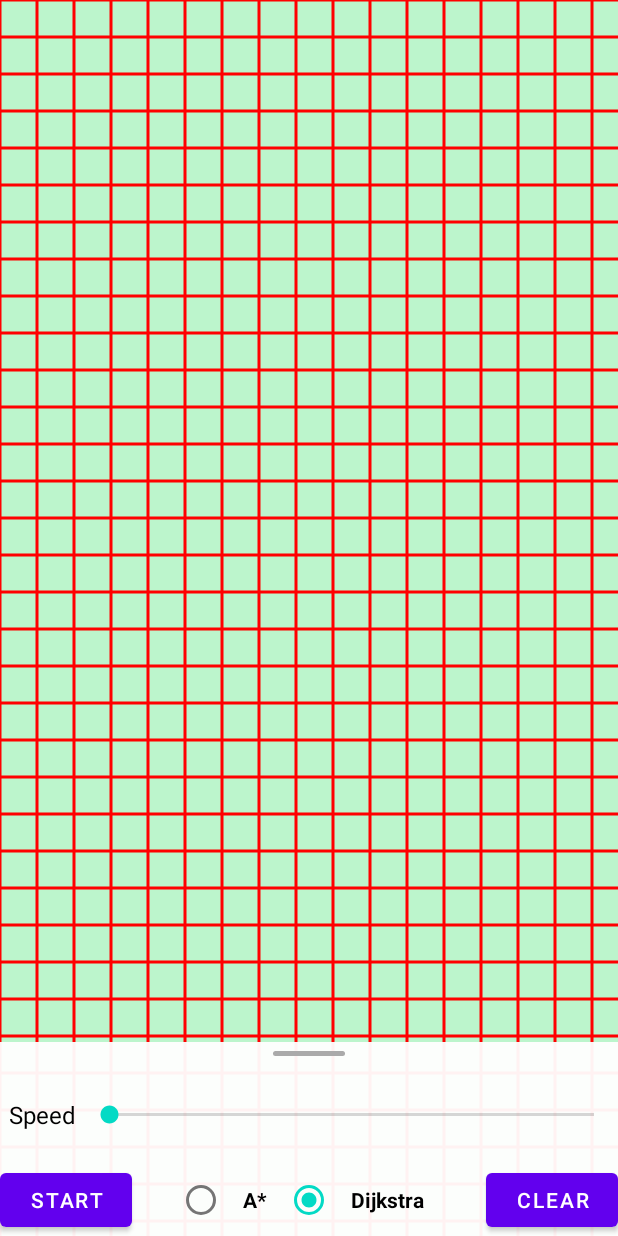
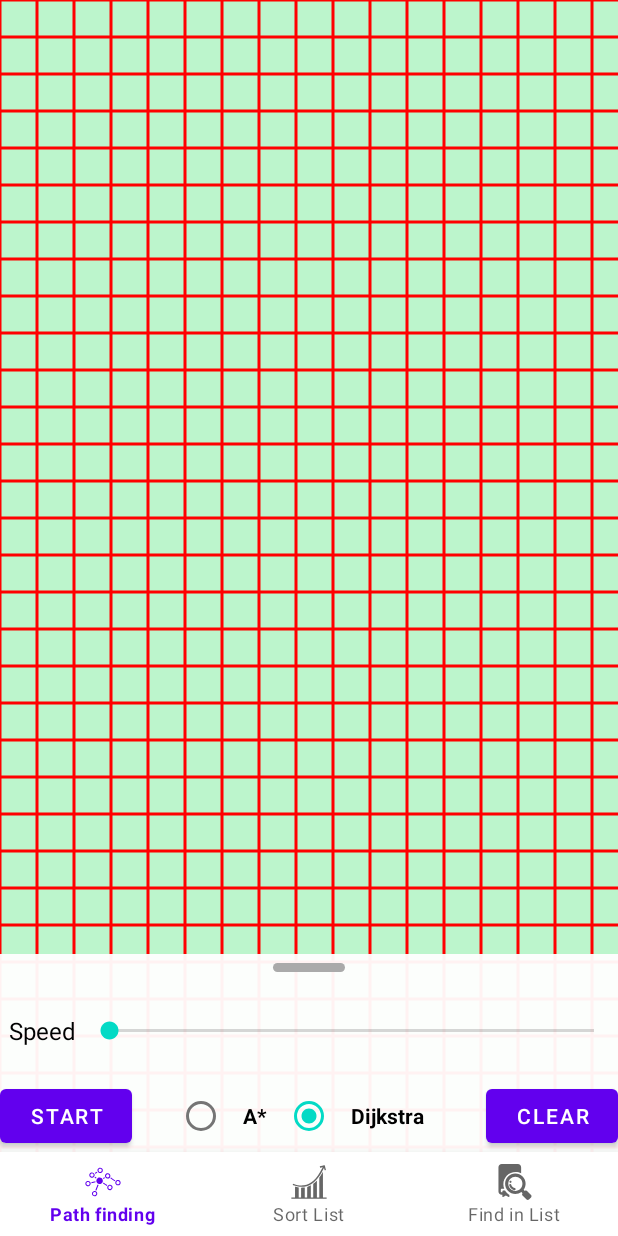
Before and after one commit to sergyabanzhy/algoholic, an Android app: the screen it shows after launch (MainActivity), on a phone screen of 412 x 824 dp. Run offline under Robolectric (Android 15) with nearby library versions, the phone set to English and light mode, and no system bars; our stand-ins replace navigation-ui.

Commit message:
Add Bottom Nav

```diff
--- a/app/build.gradle
+++ b/app/build.gradle
@@ -1,6 +1,7 @@
 plugins {
     id 'com.android.application'
     id 'kotlin-android'
+    id 'kotlin-android-extensions'
 }
 
 android {
@@ -38,11 +39,14 @@ dependencies {
     implementation 'androidx.core:core-ktx:1.3.2'
     implementation 'androidx.appcompat:appcompat:1.2.0'
     implementation 'com.google.android.material:material:1.2.1'
-    implementation 'androidx.constraintlayout:constraintlayout:2.0.2'
+    implementation 'androidx.constraintlayout:constraintlayout:2.0.4'
     implementation 'androidx.lifecycle:lifecycle-livedata-ktx:2.2.0'
     implementation 'androidx.lifecycle:lifecycle-viewmodel-ktx:2.2.0'
     testImplementation 'junit:junit:4.13.1'
     implementation "androidx.core:core-ktx:1.3.2"
     androidTestImplementation 'androidx.test.ext:junit:1.1.2'
     androidTestImplementation 'androidx.test.espresso:espresso-core:3.3.0'
+
+    implementation 'android.arch.navigation:navigation-fragment:1.0.0'
+    implementation 'android.arch.navigation:navigation-ui:1.0.0'
 }
--- a/app/src/main/java/com/algoholic/MainActivity.kt
+++ b/app/src/main/java/com/algoholic/MainActivity.kt
@@ -1,94 +1,22 @@
 package com.algoholic
 
 import android.os.Bundle
-import android.widget.Button
-import android.widget.RadioGroup
-import android.widget.SeekBar
 import androidx.appcompat.app.AppCompatActivity
-import androidx.constraintlayout.widget.ConstraintLayout
-import com.algoholic.graph.BoardView
-import com.google.android.material.bottomsheet.BottomSheetBehavior
+import androidx.navigation.fragment.NavHostFragment
+import androidx.navigation.ui.NavigationUI
+import kotlinx.android.synthetic.main.main_activity.*
+
 
 class MainActivity : AppCompatActivity() {
-
-    private lateinit var boardView: BoardView
-    private lateinit var btnStart: Button
-    private lateinit var btnClear: Button
-    private lateinit var seekSpeed: SeekBar
-    private lateinit var llBottomSheet: ConstraintLayout
-    private lateinit var radioGroup: RadioGroup
-    private lateinit var bottomSheetBehavior: BottomSheetBehavior<ConstraintLayout>
 
     override fun onCreate(savedInstanceState: Bundle?) {
         super.onCreate(savedInstanceState)
         setContentView(R.layout.main_activity)
-
-        boardView = findViewById(R.id.boardView1)
-
-        initBottom()
-
-        initRadioGroup()
-
-        initSeekBar()
-
-        initButtons()
-
+        setUpNavigation()
     }
 
-    private fun initButtons() {
-        btnStart = findViewById(R.id.btnStart)
-        btnClear = findViewById(R.id.btnClear)
-
-        btnStart.setOnClickListener {
-            bottomSheetBehavior.state = BottomSheetBehavior.STATE_COLLAPSED
-            boardView.start()
-        }
-
-        btnClear.setOnClickListener {
-            boardView.clear()
-        }
-    }
-
-    private fun initBottom() {
-        llBottomSheet = findViewById(R.id.bottom_sheet)
-        bottomSheetBehavior = BottomSheetBehavior.from(llBottomSheet)
-        bottomSheetBehavior.state = BottomSheetBehavior.STATE_EXPANDED
-        bottomSheetBehavior.isHideable = false
-    }
-
-    private fun initSeekBar() {
-        seekSpeed = findViewById(R.id.seek)
-        seekSpeed.min = 0
-        seekSpeed.max = 100
-
-        seekSpeed.setOnSeekBarChangeListener(object : SeekBar.OnSeekBarChangeListener {
-
-            override fun onProgressChanged(seekBar: SeekBar?, progress: Int, fromUser: Boolean) {
-                boardView.changeSpeed(0 - progress)
-            }
-
-            override fun onStartTrackingTouch(seekBar: SeekBar?) {
-
-            }
-
-            override fun onStopTrackingTouch(seekBar: SeekBar?) {
-
-            }
-
-        })
-    }
-
-    private fun initRadioGroup() {
-        radioGroup = findViewById(R.id.radioGroup)
-        radioGroup.setOnCheckedChangeListener { _, checkedId ->
-            when (checkedId) {
-                R.id.astar -> {
-                    boardView.isAstarSelected = true
-                }
-                R.id.dijkstra -> {
-                    boardView.isAstarSelected = false
-                }
-            }
-        }
+    private fun setUpNavigation() {
+        val navHostFragment = supportFragmentManager.findFragmentById(R.id.container) as NavHostFragment
+        NavigationUI.setupWithNavController(bottom_nav, navHostFragment.navController)
     }
 }
--- a/app/src/main/java/com/algoholic/graph/BoardView.kt
+++ b/app/src/main/java/com/algoholic/algo/BoardView.kt
@@ -1,4 +1,4 @@
-package com.algoholic.graph
+package com.algoholic.algo
 
 import android.content.Context
 import android.graphics.Canvas
--- a/app/src/main/java/com/algoholic/graph/Ext.kt
+++ b/app/src/main/java/com/algoholic/algo/Ext.kt
@@ -1,4 +1,4 @@
-package com.algoholic.graph
+package com.algoholic.algo
 
 import android.widget.Toast
 
--- a/app/src/main/java/com/algoholic/graph/Vertex.kt
+++ b/app/src/main/java/com/algoholic/algo/Vertex.kt
@@ -1,4 +1,4 @@
-package com.algoholic.graph
+package com.algoholic.algo
 
 import android.graphics.*
 
--- /dev/null
+++ b/app/src/main/java/com/algoholic/algo/find/FindElementFragment.kt
@@ -0,0 +1,14 @@
+package com.algoholic.algo.find
+
+import android.os.Bundle
+import android.view.LayoutInflater
+import android.view.View
+import android.view.ViewGroup
+import androidx.fragment.app.Fragment
+import com.algoholic.R
+
+class FindElementFragment : Fragment() {
+    override fun onCreateView(inflater: LayoutInflater, container: ViewGroup?, savedInstanceState: Bundle?): View? {
+        return inflater.inflate(R.layout.fragment_find, container, false)
+    }
+}
--- /dev/null
+++ b/app/src/main/java/com/algoholic/algo/graph/PathFindingFragment.kt
@@ -0,0 +1,87 @@
+package com.algoholic.algo.graph
+
+import android.os.Bundle
+import android.view.LayoutInflater
+import android.view.View
+import android.view.ViewGroup
+import android.widget.SeekBar
+import androidx.constraintlayout.widget.ConstraintLayout
+import androidx.fragment.app.Fragment
+import com.algoholic.R
+import com.google.android.material.bottomsheet.BottomSheetBehavior
+import kotlinx.android.synthetic.main.bottom.*
+import kotlinx.android.synthetic.main.fragment_graph.*
+
+class PathFindingFragment : Fragment() {
+
+    override fun onCreateView(inflater: LayoutInflater, container: ViewGroup?, savedInstanceState: Bundle?): View? {
+        return inflater.inflate(R.layout.fragment_graph, container, false)
+    }
+
+    override fun onViewCreated(view: View, savedInstanceState: Bundle?) {
+        super.onViewCreated(view, savedInstanceState)
+
+        initBottom()
+
+        initRadioGroup()
+
+        initSeekBar()
+
+        initButtons()
+    }
+
+    private lateinit var bottomSheetBehavior: BottomSheetBehavior<ConstraintLayout>
+
+    private fun initButtons() {
+
+        btnStart.setOnClickListener {
+            bottomSheetBehavior.state = BottomSheetBehavior.STATE_COLLAPSED
+            boardView.start()
+        }
+
+        btnClear.setOnClickListener {
+            boardView.clear()
+        }
+    }
+
+    private fun initBottom() {
+
+        bottomSheetBehavior = BottomSheetBehavior.from(bottom_sheet)
+        bottomSheetBehavior.state = BottomSheetBehavior.STATE_EXPANDED
+        bottomSheetBehavior.isHideable = false
+    }
+
+    private fun initSeekBar() {
+        seek.min = 0
+        seek.max = 100
+
+        seek.setOnSeekBarChangeListener(object : SeekBar.OnSeekBarChangeListener {
+
+            override fun onProgressChanged(seekBar: SeekBar?, progress: Int, fromUser: Boolean) {
+                boardView.changeSpeed(0 - progress)
+            }
+
+            override fun onStartTrackingTouch(seekBar: SeekBar?) {
+
+            }
+
+            override fun onStopTrackingTouch(seekBar: SeekBar?) {
+
+            }
+
+        })
+    }
+
+    private fun initRadioGroup() {
+        radioGroup.setOnCheckedChangeListener { _, checkedId ->
+            when (checkedId) {
+                R.id.astar -> {
+                    boardView.isAstarSelected = true
+                }
+                R.id.dijkstra -> {
+                    boardView.isAstarSelected = false
+                }
+            }
+        }
+    }
+}
--- /dev/null
+++ b/app/src/main/java/com/algoholic/algo/sort/SortingFragment.kt
@@ -0,0 +1,15 @@
+package com.algoholic.algo.sort
+
+import android.os.Bundle
+import android.view.LayoutInflater
+import android.view.View
+import android.view.ViewGroup
+import androidx.fragment.app.Fragment
+import com.algoholic.R
+
+class SortingFragment : Fragment() {
+
+    override fun onCreateView(inflater: LayoutInflater, container: ViewGroup?, savedInstanceState: Bundle?): View? {
+        return inflater.inflate(R.layout.fragment_sort, container, false)
+    }
+}
--- /dev/null
+++ b/app/src/main/res/drawable/find.xml
@@ -0,0 +1,20 @@
+<?xml version="1.0" encoding="utf-8"?>
+<vector xmlns:android="http://schemas.android.com/apk/res/android"
+    android:width="31.682dp"
+    android:height="31.682dp"
+    android:viewportWidth="31.682"
+    android:viewportHeight="31.682">
+
+    <path
+        android:fillColor="#000000"
+        android:pathData="M7.042,23.229H5.705c-0.553,0-0.984,0.459-0.984,1.015v0.708H4.276c-0.555,0-0.932-0.41-0.932-0.964v-1.063 c0-0.557,0.377-1.07,0.932-1.07h2.118c-0.513-1.202-0.798-2.604-0.798-4.045c0-5.979,4.805-10.806,10.779-10.806 c1.768,0,3.489,0.442,4.866,1.193V2.992C21.241,1.368,20.002,0,18.375,0H4.143C2.518,0,1.279,1.368,1.279,2.992V24.12 c0,1.626,1.239,2.896,2.864,2.896h0.578v1.604c0,0.183,0.087,0.349,0.244,0.438c0.156,0.091,0.343,0.088,0.5-0.002l2.367-1.379 l2.368,1.379c0.156,0.09,0.328,0.093,0.484,0.002c0.156-0.09,0.232-0.256,0.232-0.438v-1.44 C9.367,26.225,7.983,24.951,7.042,23.229z" />
+    <path
+        android:fillColor="#000000"
+        android:pathData="M15.641,21.18c-2.418-0.439-3.024-2.772-3.05-2.881c-0.119-0.498-0.616-0.804-1.118-0.689 c-0.5,0.117-0.812,0.617-0.694,1.117c0.034,0.147,0.888,3.625,4.53,4.285c0.057,0.013,0.112,0.017,0.167,0.017 c0.442,0,0.835-0.315,0.917-0.767C16.484,21.756,16.146,21.27,15.641,21.18z" />
+    <path
+        android:fillColor="#000000"
+        android:pathData="M29.965,27.291l-3.556-3.554c-0.19-0.193-0.435-0.322-0.694-0.379c-0.095-0.021-0.191-0.032-0.291-0.032 c-0.371,0-0.728,0.146-0.988,0.411l-0.967-0.97c2.578-3.527,2.274-8.521-0.91-11.708c-1.705-1.707-3.975-2.646-6.387-2.646 c-2.412,0-4.68,0.939-6.387,2.646c-1.706,1.706-2.645,3.975-2.645,6.387c-0.001,2.411,0.939,4.68,2.645,6.386 c1.707,1.707,3.974,2.646,6.387,2.646c1.939,0,3.788-0.606,5.322-1.732l0.968,0.966v0.003c-0.361,0.357-0.482,0.868-0.365,1.327 c0.061,0.236,0.182,0.461,0.365,0.646l3.555,3.556c0.279,0.28,0.658,0.438,1.053,0.438c0.396,0,0.775-0.155,1.057-0.438 l1.844-1.845C30.547,28.815,30.547,27.872,29.965,27.291z M20.582,21.86c-1.179,1.176-2.746,1.825-4.412,1.825 c-1.666,0-3.233-0.649-4.41-1.825c-1.178-1.183-1.827-2.746-1.827-4.411c0-1.668,0.649-3.232,1.827-4.413 c1.177-1.176,2.745-1.826,4.41-1.826c1.666,0,3.233,0.65,4.412,1.826C23.014,15.47,23.014,19.43,20.582,21.86z" />
+    <path
+        android:fillColor="#000000"
+        android:pathData="M 11.879 14.81 C 12.3826836918 14.81 12.791 15.2183163082 12.791 15.722 C 12.791 16.2256836918 12.3826836918 16.634 11.879 16.634 C 11.3753163082 16.634 10.967 16.2256836918 10.967 15.722 C 10.967 15.2183163082 11.3753163082 14.81 11.879 14.81 Z" />
+</vector>
--- /dev/null
+++ b/app/src/main/res/drawable/graph.xml
@@ -0,0 +1,58 @@
+<?xml version="1.0" encoding="utf-8"?>
+<vector xmlns:android="http://schemas.android.com/apk/res/android"
+    android:width="1000dp"
+    android:height="1000dp"
+    android:viewportWidth="1000"
+    android:viewportHeight="1000">
+
+    <group
+        android:translateY="511.000000"
+        android:scaleX="0.100000"
+        android:scaleY="-0.100000">
+        <path
+            android:fillColor="#000000"
+            android:pathData="M3992.2,4060.3c-640.2-212.7-705.6-1082-104.3-1378.5c124.8-61.4,151.4-67.5,331.3-67.5c173.9,0,206.6,6.1,315,59.3c155.4,75.7,286.3,206.6,355.9,355.9c49.1,102.3,55.2,141.1,55.2,321.1c0,247.5-36.8,343.6-194.3,509.3C4558.8,4064.4,4249.9,4146.2,3992.2,4060.3z M4331.7,3788.3c112.5-28.6,249.5-143.2,298.6-251.6c75.7-165.7,34.8-380.4-96.1-509.3c-83.9-83.9-159.5-118.6-286.3-130.9c-208.6-22.5-415.2,126.8-470.4,339.5c-59.3,231.1,63.4,460.2,292.5,544.1C4166.1,3814.9,4219.2,3816.9,4331.7,3788.3z" />
+        <path
+            android:fillColor="#000000"
+            android:pathData="M3012.5,2816.7c-141.1-85.9-263.8-161.6-272-171.8c-10.2-8.2,14.3-69.5,51.1-139.1l69.5-122.7l284.3,171.8c157.5,94.1,286.3,177.9,286.3,186.1c-2.1,34.8-124.8,231.1-143.2,231.1C3278.4,2970.1,3153.6,2900.6,3012.5,2816.7z" />
+        <path
+            android:fillColor="#000000"
+            android:pathData="M1742.4,2761.5c-212.7-61.4-388.6-212.7-486.8-421.3c-45-96.1-53.2-143.2-53.2-298.6c0-159.5,8.2-200.4,57.3-308.8c73.6-157.5,212.7-296.6,372.3-370.2c106.4-49.1,147.3-57.3,306.8-57.3c157.5,0,200.4,8.2,300.7,55.2c161.6,75.7,290.4,200.4,370.2,362c59.3,120.7,65.5,151.4,65.5,319.1c0,167.7-6.1,198.4-65.5,319.1c-124.8,251.6-349.7,402.9-625.9,419.3C1897.8,2784,1797.6,2777.9,1742.4,2761.5z M2147.4,2444.5c272-141.1,327.3-527.7,104.3-734.3c-67.5-63.4-218.8-128.8-300.7-128.8c-247.5-2.1-472.5,218.9-472.5,464.3C1478.5,2374.9,1848.7,2595.8,2147.4,2444.5z" />
+        <path
+            android:fillColor="#000000"
+            android:pathData="M6135.7,2522.2c-677-171.8-783.4-1090.1-161.6-1394.9c124.8-61.4,151.4-67.5,331.4-67.5c167.7,0,210.6,8.2,308.8,53.2c157.5,73.6,265.9,177.9,347.7,329.3c59.3,112.5,69.6,151.4,75.7,312.9c6.1,153.4,0,204.5-36.8,302.7c-61.4,163.6-227,339.5-388.6,411.1C6475.2,2530.4,6264.6,2554.9,6135.7,2522.2z M6418,2233.8c120.7-30.7,263.8-157.5,306.8-274.1c53.2-137,34.7-312.9-42.9-423.4c-77.7-112.5-243.4-200.4-374.3-200.4c-137,0-300.7,87.9-380.4,200.4c-49.1,71.6-61.4,112.5-67.5,227c-10.2,167.7,32.7,267.9,161.6,376.3C6141.8,2244,6262.5,2272.7,6418,2233.8z" />
+        <path
+            android:fillColor="#000000"
+            android:pathData="M2787.5,1569.1c0-10.2-36.8-65.4-79.8-122.7l-79.8-104.3l184.1-137c100.2-75.7,192.3-141.1,206.6-145.2c22.5-8.2,167.7,180,167.7,216.8c0,6.1-77.7,71.6-173.9,141.1c-96.1,71.6-186.1,137-198.4,149.3C2799.8,1577.3,2787.5,1579.3,2787.5,1569.1z" />
+        <path
+            android:fillColor="#000000"
+            android:pathData="M5182.6,1309.4c-94.1-59.3-171.8-110.5-173.9-116.6c0-6.1,30.7-63.4,69.5-126.8l71.6-118.6l190.2,114.5c104.3,63.4,188.2,120.7,184.1,126.8c-40.9,88-132.9,229.1-149.3,227C5364.6,1415.7,5276.7,1366.6,5182.6,1309.4z" />
+        <path
+            android:fillColor="#000000"
+            android:pathData="M3861.3,1327.8c-159.5-38.9-288.4-108.4-417.2-227c-548.1-509.3-270-1409.2,476.6-1546.3c378.4-69.5,789.5,145.2,955.2,501.1c124.8,263.8,124.8,515.4,0,781.3C4699.9,1213.2,4262.2,1425.9,3861.3,1327.8z" />
+        <path
+            android:fillColor="#000000"
+            android:pathData="M7101.1,1239.8l-73.7-114.5l615.7-402.9c511.3-335.4,619.7-398.8,636.1-372.3c12.3,16.4,51.1,71.6,85.9,120.7l67.5,87.9l-139.1,90c-75.7,47.1-351.8,227-613.6,396.8c-261.8,171.8-482.7,310.9-490.9,308.8C7180.8,1354.3,7142,1303.2,7101.1,1239.8z" />
+        <path
+            android:fillColor="#000000"
+            android:pathData="M9005.3,638.5c-227-45-425.4-202.5-527.7-423.4c-47-100.2-55.2-143.2-55.2-310.9s8.2-210.7,55.2-310.9c69.6-149.3,210.7-290.4,360-360c102.3-49.1,143.2-55.2,321.1-55.2c182.1,0,216.8,6.1,319.1,57.3c126.8,61.4,278.2,210.7,341.6,333.4c222.9,437.7-36.8,965.4-523.6,1069.7C9173,663,9136.2,663,9005.3,638.5z M9326.4,331.7c26.6-10.2,87.9-55.2,139.1-102.3c200.4-184.1,192.3-482.7-18.4-666.8C9156.6-693,8676-459.8,8702.6-73.3C8725,245.8,9027.8,442.1,9326.4,331.7z" />
+        <path
+            android:fillColor="#000000"
+            android:pathData="M625.6,386.9C296.4,280.6,102,14.7,100-331c0-300.7,145.2-537.9,413.1-668.8c122.7-61.4,153.4-67.5,321.1-67.5c159.5,0,200.4,8.2,306.8,57.3c294.5,137,458.1,413.2,433.6,738.4c-12.3,186.1-69.5,312.9-198.4,450c-139.1,147.3-304.8,220.9-511.3,231.1C772.9,413.5,676.8,403.3,625.6,386.9z M993.8,96.5c114.5-38.9,247.5-175.9,278.2-286.3c51.1-182,14.3-325.2-116.6-456.1c-210.7-210.7-527.7-182-691.3,63.4c-159.5,235.2-73.6,542,182,662.7C770.9,137.4,862.9,141.5,993.8,96.5z" />
+        <path
+            android:fillColor="#000000"
+            android:pathData="M2300.8,176.2l-540-132.9l12.3-55.2c8.2-28.6,18.4-92,26.6-139.1c6.1-49.1,20.5-87.9,30.7-87.9c24.5,0,1088.1,265.9,1096.3,276.1c4.1,2.1-2,40.9-12.3,83.9c-12.3,45-26.6,104.3-32.7,137c-8.2,30.7-20.4,55.2-28.6,53.2C2844.8,311.2,2595.3,249.9,2300.8,176.2z" />
+        <path
+            android:fillColor="#000000"
+            android:pathData="M5068.1-189.9c-61.4-96.1-71.6-120.7-47.1-141.1c22.5-20.4,419.3-282.2,910.2-595.2l106.3-69.6l79.8,122.7l81.8,120.7l-505.2,325.2c-276.1,180-513.4,331.3-525.6,337.5C5153.9-81.5,5113-124.4,5068.1-189.9z" />
+        <path
+            android:fillColor="#000000"
+            android:pathData="M3196.6-1376.1c-163.6-425.4-298.6-777.2-300.7-783.3c-4.1-10.2,188.2-96.1,247.5-110.5c16.4-4.1,102.3,208.6,521.6,1298.8l98.2,257.7l-104.3,40.9c-57.3,22.5-118.6,47.1-135,53.2C3497.3-609.1,3433.9-754.4,3196.6-1376.1z" />
+        <path
+            android:fillColor="#000000"
+            android:pathData="M6649.1-715.5c-308.8-130.9-482.7-409.1-462.2-740.4c32.7-519.5,566.6-842.7,1034.9-632c229.1,102.3,364.1,261.8,425.4,499c67.5,261.8-10.2,529.7-208.6,715.9c-153.4,145.2-263.8,190.2-488.8,198.4C6792.2-668.5,6749.3-674.6,6649.1-715.5z M7115.4-993.7c175.9-79.8,296.6-302.7,263.8-490.9c-16.4-100.2-100.2-229.1-192.3-296.6c-218.8-161.6-552.2-71.6-668.8,180c-83.9,180-51.1,374.3,85.9,511.3C6735-958.9,6949.7-918,7115.4-993.7z" />
+        <path
+            android:fillColor="#000000"
+            android:pathData="M2425.5-2425.4c-325.2-120.7-513.4-409.1-492.9-754.7c12.3-198.4,83.8-355.9,225-486.8c421.3-394.8,1092.2-198.4,1235.4,360c87.9,347.7-85.9,701.5-417.2,854.9C2818.2-2380.4,2578.9-2368.1,2425.5-2425.4z M2810-2695.4c272-81.8,402.9-423.4,251.6-666.8c-167.7-270-540-298.6-740.4-57.3c-155.4,188.2-137,450,42.9,619.7C2482.8-2685.1,2646.4-2646.3,2810-2695.4z" />
+    </group>
+</vector>
--- /dev/null
+++ b/app/src/main/res/drawable/sort.xml
@@ -0,0 +1,19 @@
+<?xml version="1.0" encoding="utf-8"?>
+<vector xmlns:android="http://schemas.android.com/apk/res/android"
+    android:width="1000dp"
+    android:height="1000dp"
+    android:viewportWidth="1000"
+    android:viewportHeight="1000">
+
+    <group
+        android:translateY="511.000000"
+        android:scaleX="0.100000"
+        android:scaleY="-0.100000">
+        <path
+            android:fillColor="#000000"
+            android:pathData="M8672.5,4636l-678.9-181.2l45.9-176.1c23-97,51-181.2,58.7-191.4c7.6-7.7,171,28.1,359.8,76.6c188.9,51,344.5,84.2,344.5,74s-102.1-227.1-227.1-479.8C7192.2,948.2,5561.5-549.9,3604-805.1c-844.7-109.7-1896.2,30.6-2827.7,382.8L607.9-361l-25.5-68.9c-15.3-38.3-48.5-122.5-74-188.9l-45.9-119.9l426.2-140.4c811.6-265.4,1350-357.3,2095.3-357.3c574.2,0,819.2,30.6,1322,163.3C6099.9-595.8,7618.4,927.8,8927.7,3569.2l229.7,461.9l38.3-132.7c20.4-74,63.8-229.7,94.4-347.1c43.4-168.4,63.8-209.3,97-199.1c270.5,74,334.3,94.4,334.3,107.2c0,30.6-331.8,1273.5-352.2,1314.3C9353.8,4809.5,9267.1,4791.7,8672.5,4636z" />
+        <path
+            android:fillColor="#000000"
+            android:pathData="M8789.8,2836.8c-140.4-268-492.5-844.7-714.6-1168.9l-216.9-319v-2753.7V-4161h-331.8h-331.8v2355.6v2353l-112.3-127.6c-117.4-135.3-587-561.5-788.6-714.6L6174-386.5v-1886V-4161h-331.8h-331.8V-2492v1671.6l-270.5-130.2c-150.6-71.5-375.2-165.9-505.3-211.8l-232.2-84.2l-7.7-1457.2l-5.1-1457.3h-331.8H3826v1380.7v1380.7l-94.4-15.3c-53.6-7.7-283.3-20.4-510.4-30.6l-416-17.9V-2811V-4161h-331.8h-331.8v1378.1v1378.1l-56.1,10.2c-33.2,7.7-155.7,30.6-275.6,53.6c-120,20.4-324.1,66.4-451.7,99.5l-237.3,61.2v-1490.4V-4161H610.4H100v-204.2v-204.2h4900h4900v204.2v204.2h-510.4h-510.4l-5.1,3572.9l-7.6,3572.9L8789.8,2836.8z" />
+    </group>
+</vector>
--- a/app/src/main/res/layout/bottom.xml
+++ b/app/src/main/res/layout/bottom.xml
@@ -8,13 +8,13 @@
     android:clickable="true"
     android:focusable="true"
     android:orientation="vertical"
-    app:behavior_peekHeight="30dp"
+    app:behavior_peekHeight="20dp"
     app:layout_behavior="@string/bottom_sheet_behavior">
 
     <ImageView
         android:id="@+id/textView"
         android:layout_width="60dp"
-        android:layout_height="15dp"
+        android:layout_height="18dp"
         android:src="@drawable/rouded"
         android:gravity="center"
         android:padding="6dp"
--- /dev/null
+++ b/app/src/main/res/layout/fragment_find.xml
@@ -0,0 +1,10 @@
+<?xml version="1.0" encoding="utf-8"?>
+<androidx.coordinatorlayout.widget.CoordinatorLayout xmlns:android="http://schemas.android.com/apk/res/android"
+    xmlns:tools="http://schemas.android.com/tools"
+    android:id="@+id/container"
+    android:layout_width="match_parent"
+    android:layout_height="match_parent"
+    android:background="@color/black"
+    tools:context=".MainActivity">
+
+</androidx.coordinatorlayout.widget.CoordinatorLayout>
--- /dev/null
+++ b/app/src/main/res/layout/fragment_graph.xml
@@ -0,0 +1,16 @@
+<?xml version="1.0" encoding="utf-8"?>
+<androidx.coordinatorlayout.widget.CoordinatorLayout xmlns:android="http://schemas.android.com/apk/res/android"
+    xmlns:tools="http://schemas.android.com/tools"
+    android:id="@+id/container"
+    android:layout_width="match_parent"
+    android:layout_height="match_parent"
+    tools:context=".MainActivity">
+
+    <com.algoholic.algo.BoardView
+        android:id="@+id/boardView"
+        android:layout_width="match_parent"
+        android:layout_height="match_parent" />
+
+    <include layout="@layout/bottom" />
+
+</androidx.coordinatorlayout.widget.CoordinatorLayout>
--- /dev/null
+++ b/app/src/main/res/layout/fragment_sort.xml
@@ -0,0 +1,10 @@
+<?xml version="1.0" encoding="utf-8"?>
+<androidx.coordinatorlayout.widget.CoordinatorLayout xmlns:android="http://schemas.android.com/apk/res/android"
+    xmlns:tools="http://schemas.android.com/tools"
+    android:id="@+id/container"
+    android:layout_width="match_parent"
+    android:layout_height="match_parent"
+    android:background="@color/teal_700"
+    tools:context=".MainActivity">
+
+</androidx.coordinatorlayout.widget.CoordinatorLayout>
--- a/app/src/main/res/layout/main_activity.xml
+++ b/app/src/main/res/layout/main_activity.xml
@@ -1,16 +1,33 @@
 <?xml version="1.0" encoding="utf-8"?>
-<androidx.coordinatorlayout.widget.CoordinatorLayout xmlns:android="http://schemas.android.com/apk/res/android"
+<androidx.constraintlayout.widget.ConstraintLayout xmlns:android="http://schemas.android.com/apk/res/android"
+    xmlns:app="http://schemas.android.com/apk/res-auto"
     xmlns:tools="http://schemas.android.com/tools"
-    android:id="@+id/container"
     android:layout_width="match_parent"
     android:layout_height="match_parent"
+    android:orientation="vertical"
     tools:context=".MainActivity">
 
-    <com.algoholic.graph.BoardView
-        android:id="@+id/boardView1"
+    <fragment
+        android:id="@+id/container"
+        android:name="androidx.navigation.fragment.NavHostFragment"
         android:layout_width="match_parent"
-        android:layout_height="match_parent" />
+        android:layout_height="0dp"
+        app:defaultNavHost="true"
+        app:layout_constraintBottom_toTopOf="@+id/bottom_nav"
+        app:layout_constraintEnd_toEndOf="parent"
+        app:layout_constraintStart_toStartOf="parent"
+        app:layout_constraintTop_toTopOf="parent"
+        app:navGraph="@navigation/graph" />
 
-    <include layout="@layout/bottom" />
+    <com.google.android.material.bottomnavigation.BottomNavigationView
+        android:id="@+id/bottom_nav"
+        android:layout_width="match_parent"
+        android:layout_height="wrap_content"
+        android:layout_gravity="bottom"
+        app:layout_constraintBottom_toBottomOf="parent"
+        app:layout_constraintEnd_toEndOf="parent"
+        app:layout_behavior="@string/hide_bottom_view_on_scroll_behavior"
+        app:layout_constraintStart_toStartOf="parent"
+        app:menu="@menu/bottom_nav" />
 
-</androidx.coordinatorlayout.widget.CoordinatorLayout>
+</androidx.constraintlayout.widget.ConstraintLayout>
--- /dev/null
+++ b/app/src/main/res/menu/bottom_nav.xml
@@ -0,0 +1,22 @@
+<?xml version="1.0" encoding="utf-8"?>
+<menu xmlns:android="http://schemas.android.com/apk/res/android"
+    xmlns:app="http://schemas.android.com/apk/res-auto">
+    <item
+        android:id="@+id/path_finding"
+        android:enabled="true"
+        android:icon="@drawable/graph"
+        android:title="Path finding"
+        app:showAsAction="ifRoom" />
+    <item
+        android:id="@+id/sorting"
+        android:enabled="true"
+        android:icon="@drawable/sort"
+        android:title="Sort List"
+        app:showAsAction="ifRoom" />
+    <item
+        android:id="@+id/finding"
+        android:enabled="true"
+        android:icon="@drawable/find"
+        android:title="Find in List"
+        app:showAsAction="ifRoom" />
+</menu>
--- /dev/null
+++ b/app/src/main/res/navigation/graph.xml
@@ -0,0 +1,19 @@
+<?xml version="1.0" encoding="utf-8"?>
+<navigation xmlns:android="http://schemas.android.com/apk/res/android"
+    xmlns:app="http://schemas.android.com/apk/res-auto"
+    app:startDestination="@id/path_finding"
+    android:id="@+id/graph">
+
+    <fragment
+        android:id="@+id/path_finding"
+        android:name="com.algoholic.algo.graph.PathFindingFragment"/>
+
+    <fragment
+        android:id="@+id/sorting"
+        android:name="com.algoholic.algo.sort.SortingFragment"/>
+
+    <fragment
+        android:id="@+id/finding"
+        android:name="com.algoholic.algo.find.FindElementFragment"/>
+
+</navigation>
```
